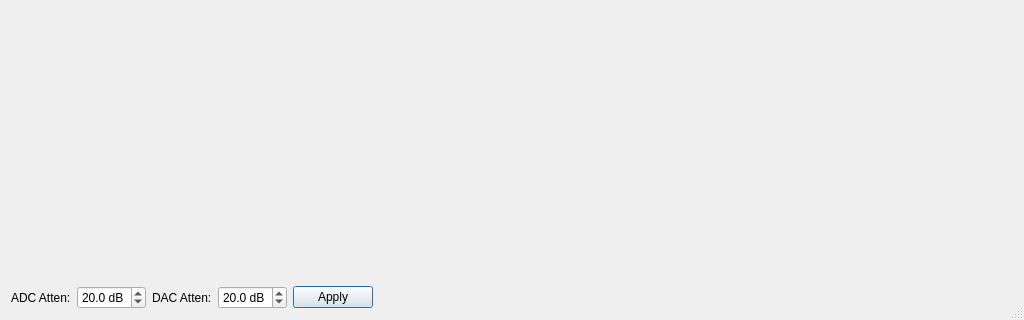
Old version of the form apps/uis/adc_plot.ui in the repository ColumbiaCMB/kid_readout; both pictures show x 0 to 1024 and y 440 to 760 of the 1024 by 760 pixel window.
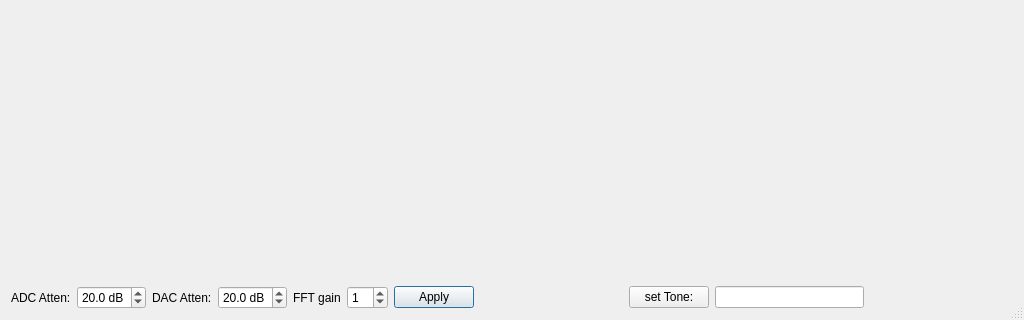
New version of the form.

Commit message: add some buttons for adc plot

```diff
--- a/apps/uis/adc_plot.ui
+++ b/apps/uis/adc_plot.ui
@@ -117,6 +117,23 @@
        </item>
       </layout>
      </item>
+     <item>
+      <widget class="QLabel" name="label_3">
+       <property name="text">
+        <string>FFT gain</string>
+       </property>
+      </widget>
+     </item>
+     <item>
+      <widget class="QSpinBox" name="spin_fft_gain">
+       <property name="maximum">
+        <number>16</number>
+       </property>
+       <property name="value">
+        <number>1</number>
+       </property>
+      </widget>
+     </item>
      <item>
       <widget class="QPushButton" name="push_apply_atten">
        <property name="text">
@@ -124,6 +141,29 @@
        </property>
       </widget>
      </item>
+     <item>
+      <spacer name="horizontalSpacer">
+       <property name="orientation">
+        <enum>Qt::Horizontal</enum>
+       </property>
+       <property name="sizeHint" stdset="0">
+        <size>
+         <width>40</width>
+         <height>20</height>
+        </size>
+       </property>
+      </spacer>
+     </item>
+     <item>
+      <widget class="QPushButton" name="push_tone">
+       <property name="text">
+        <string>set Tone:</string>
+       </property>
+      </widget>
+     </item>
+     <item>
+      <widget class="QLineEdit" name="line_tone_freq"/>
+     </item>
      <item>
       <spacer name="horizontalSpacer_2">
        <property name="orientation">
```
The commit also changes 1 other file.
